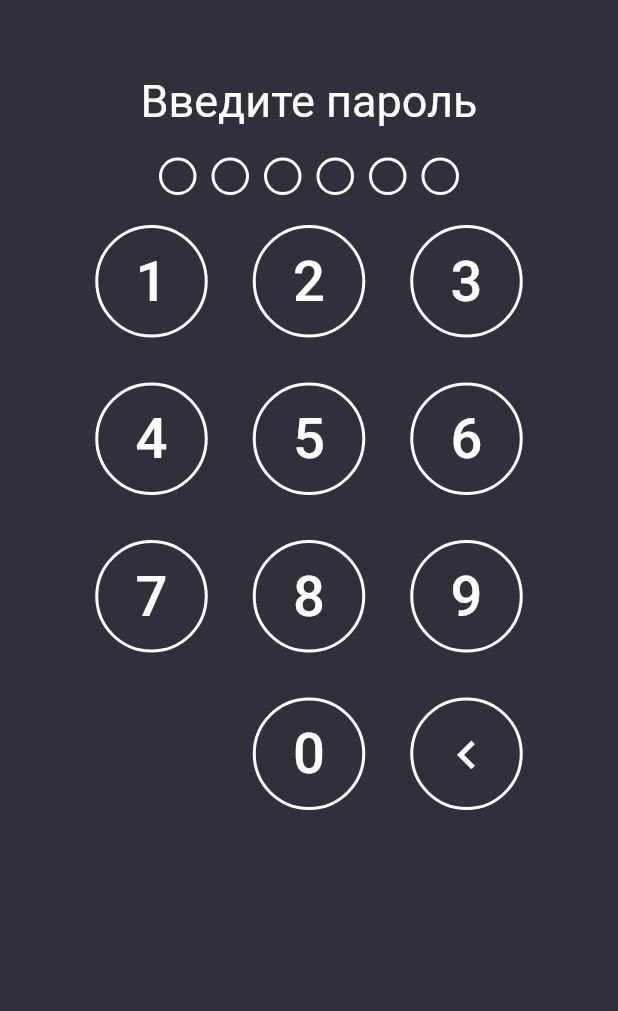
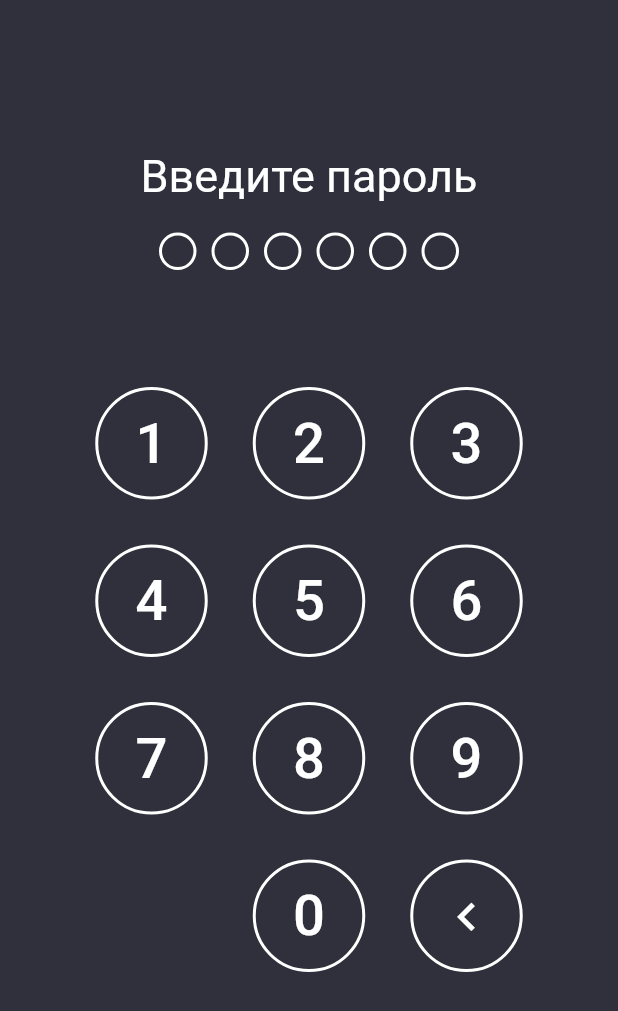
Before and after one commit to kolaqsq/RobotArm, a Flutter app: the AuthScreen screen opened directly, after a tap on the "chevron left" icon, on a phone screen of 412 x 824 dp. Shown: the top 1011 px of the screen. Run offline on Flutter 3.47's test engine with Material 2 defaults, Android fonts, the phone set to English and light mode, and no system bars.

Commit message:
Finished auth feature

```diff
--- a/lib/pincode_dev.dart
+++ b/lib/auth.dart
@@ -1,4 +1,6 @@
+import 'package:collection/collection.dart';
 import 'package:flutter/material.dart';
+
 import 'main.dart';
 
 class AuthScreen extends StatefulWidget {
@@ -9,6 +11,52 @@ class AuthScreen extends StatefulWidget {
 }
 
 class AuthScreenState extends State<AuthScreen> {
+  static List<int> password = [1, 2, 3, 4, 5, 6];
+  List<int> userInput = [];
+  int currentDigit = 0;
+  String correct = '';
+
+  void _input(value) {
+    setState(() {
+      currentDigit++;
+      userInput.add(value);
+      if (currentDigit == 6) {
+        setState(() {
+          _checkPassword(userInput);
+        });
+      }
+    });
+  }
+
+  void _delete() {
+    setState(() {
+      currentDigit--;
+      userInput.removeLast();
+    });
+  }
+
+  Function eq = const ListEquality().equals;
+
+  void _checkPassword(array) {
+    setState(() {
+      if (eq(userInput, password)) {
+        correct = 'Верный пароль';
+        Future.delayed(const Duration(milliseconds: 500), () {
+          userInput = [];
+          currentDigit = 0;
+          Navigator.of(context)
+              .push(MaterialPageRoute(builder: (context) => BottomTabBar()));
+        });
+      } else {
+        setState(() {
+          correct = 'Неправильный пароль';
+          userInput = [];
+          currentDigit = 0;
+        });
+      }
+    });
+  }
+
   @override
   Widget build(BuildContext context) {
     // TODO: implement build
@@ -16,7 +64,7 @@ class AuthScreenState extends State<AuthScreen> {
       appBar: null,
       body: new Padding(
         padding:
-            EdgeInsets.only(top: 50.0, right: 20.0, bottom: 20.0, left: 20.0),
+            EdgeInsets.only(top: 100.0, right: 20.0, bottom: 20.0, left: 20.0),
         child: new Column(
           children: <Widget>[
             Padding(
@@ -36,7 +84,12 @@ class AuthScreenState extends State<AuthScreen> {
                     child: new Container(
                       height: 25.0,
                       width: 25.0,
-                      decoration: new BoxDecoration(
+                      decoration: currentDigit >= 2
+                          ? new BoxDecoration(
+                              shape: BoxShape.circle,
+                              color: TextColor,
+                              border: Border.all(width: 2.0, color: TextColor))
+                          : new BoxDecoration(
                               shape: BoxShape.circle,
                               color: PrimaryColor,
                               border: Border.all(width: 2.0, color: TextColor)),
@@ -47,7 +100,12 @@ class AuthScreenState extends State<AuthScreen> {
                     child: new Container(
                       height: 25.0,
                       width: 25.0,
-                      decoration: new BoxDecoration(
+                      decoration: currentDigit >= 2
+                          ? new BoxDecoration(
+                              shape: BoxShape.circle,
+                              color: TextColor,
+                              border: Border.all(width: 2.0, color: TextColor))
+                          : new BoxDecoration(
                               shape: BoxShape.circle,
                               color: PrimaryColor,
                               border: Border.all(width: 2.0, color: TextColor)),
@@ -58,7 +116,12 @@ class AuthScreenState extends State<AuthScreen> {
                     child: new Container(
                       height: 25.0,
                       width: 25.0,
-                      decoration: new BoxDecoration(
+                      decoration: currentDigit >= 3
+                          ? new BoxDecoration(
+                              shape: BoxShape.circle,
+                              color: TextColor,
+                              border: Border.all(width: 2.0, color: TextColor))
+                          : new BoxDecoration(
                               shape: BoxShape.circle,
                               color: PrimaryColor,
                               border: Border.all(width: 2.0, color: TextColor)),
@@ -69,7 +132,12 @@ class AuthScreenState extends State<AuthScreen> {
                     child: new Container(
                       height: 25.0,
                       width: 25.0,
-                      decoration: new BoxDecoration(
+                      decoration: currentDigit >= 4
+                          ? new BoxDecoration(
+                              shape: BoxShape.circle,
+                              color: TextColor,
+                              border: Border.all(width: 2.0, color: TextColor))
+                          : new BoxDecoration(
                               shape: BoxShape.circle,
                               color: PrimaryColor,
                               border: Border.all(width: 2.0, color: TextColor)),
@@ -80,7 +148,12 @@ class AuthScreenState extends State<AuthScreen> {
                     child: new Container(
                       height: 25.0,
                       width: 25.0,
-                      decoration: new BoxDecoration(
+                      decoration: currentDigit >= 5
+                          ? new BoxDecoration(
+                              shape: BoxShape.circle,
+                              color: TextColor,
+                              border: Border.all(width: 2.0, color: TextColor))
+                          : new BoxDecoration(
                               shape: BoxShape.circle,
                               color: PrimaryColor,
                               border: Border.all(width: 2.0, color: TextColor)),
@@ -91,13 +164,25 @@ class AuthScreenState extends State<AuthScreen> {
                     child: new Container(
                       height: 25.0,
                       width: 25.0,
-                      decoration: new BoxDecoration(
+                      decoration: currentDigit >= 6
+                          ? new BoxDecoration(
+                              shape: BoxShape.circle,
+                              color: TextColor,
+                              border: Border.all(width: 2.0, color: TextColor))
+                          : new BoxDecoration(
                               shape: BoxShape.circle,
                               color: PrimaryColor,
                               border: Border.all(width: 2.0, color: TextColor)),
                     ),
                   ),
                 ],
+              ),
+            ),
+            Padding(
+              padding: EdgeInsets.only(bottom: 35.0),
+              child: new Text(
+                correct,
+                style: new TextStyle(color: TextColor, fontSize: 20),
               ),
             ),
             Padding(
@@ -116,7 +201,7 @@ class AuthScreenState extends State<AuthScreen> {
                       child: new FlatButton(
                         splashColor: AccentColor,
                         onPressed: () {
-                          print('gunga');
+                          _input(1);
                         },
                         child: new Text(
                           '1',
@@ -137,7 +222,7 @@ class AuthScreenState extends State<AuthScreen> {
                       child: new FlatButton(
                         splashColor: AccentColor,
                         onPressed: () {
-                          print('gunga');
+                          _input(2);
                         },
                         child: new Text(
                           '2',
@@ -158,7 +243,7 @@ class AuthScreenState extends State<AuthScreen> {
                       child: new FlatButton(
                         splashColor: AccentColor,
                         onPressed: () {
-                          print('gunga');
+                          _input(3);
                         },
                         child: new Text(
                           '3',
@@ -187,7 +272,7 @@ class AuthScreenState extends State<AuthScreen> {
                       child: new FlatButton(
                         splashColor: AccentColor,
                         onPressed: () {
-                          print('gunga');
+                          _input(4);
                         },
                         child: new Text(
                           '4',
@@ -208,7 +293,7 @@ class AuthScreenState extends State<AuthScreen> {
                       child: new FlatButton(
                         splashColor: AccentColor,
                         onPressed: () {
-                          print('gunga');
+                          _input(5);
                         },
                         child: new Text(
                           '5',
@@ -229,7 +314,7 @@ class AuthScreenState extends State<AuthScreen> {
                       child: new FlatButton(
                         splashColor: AccentColor,
                         onPressed: () {
-                          print('gunga');
+                          _input(6);
                         },
                         child: new Text(
                           '6',
@@ -258,7 +343,7 @@ class AuthScreenState extends State<AuthScreen> {
                       child: new FlatButton(
                         splashColor: AccentColor,
                         onPressed: () {
-                          print('gunga');
+                          _input(7);
                         },
                         child: new Text(
                           '7',
@@ -279,7 +364,7 @@ class AuthScreenState extends State<AuthScreen> {
                       child: new FlatButton(
                         splashColor: AccentColor,
                         onPressed: () {
-                          print('gunga');
+                          _input(8);
                         },
                         child: new Text(
                           '8',
@@ -300,7 +385,7 @@ class AuthScreenState extends State<AuthScreen> {
                       child: new FlatButton(
                         splashColor: AccentColor,
                         onPressed: () {
-                          print('gunga');
+                          _input(9);
                         },
                         child: new Text(
                           '9',
@@ -337,7 +422,7 @@ class AuthScreenState extends State<AuthScreen> {
                       child: new FlatButton(
                         splashColor: AccentColor,
                         onPressed: () {
-                          print('gunga');
+                          _input(0);
                         },
                         child: new Text(
                           '0',
@@ -359,7 +444,7 @@ class AuthScreenState extends State<AuthScreen> {
                       child: new IconButton(
                         splashColor: AccentColor,
                         onPressed: () {
-                          print('gunga');
+                          _delete();
                         },
                         icon: Icon(
                           Icons.chevron_left,
@@ -378,20 +463,3 @@ class AuthScreenState extends State<AuthScreen> {
     );
   }
 }
-
-void main() => runApp(new MaterialApp(
-      debugShowCheckedModeBanner: false,
-      home: new AuthScreen(),
-      theme: new ThemeData(
-        accentColor: TextColor,
-        backgroundColor: PrimaryColor,
-        appBarTheme: new AppBarTheme(color: PrimaryColor),
-        scaffoldBackgroundColor: PrimaryColor,
-        applyElevationOverlayColor: false,
-        tabBarTheme: new TabBarTheme(
-          labelColor: TextColor,
-          unselectedLabelColor: AccentColor,
-          indicatorSize: TabBarIndicatorSize.label,
-        ),
-      ),
-    ));
```
Also changed, not shown: lib/main.dart (+9 -3 lines). Lines whose indentation alone changed are shown as unchanged.
